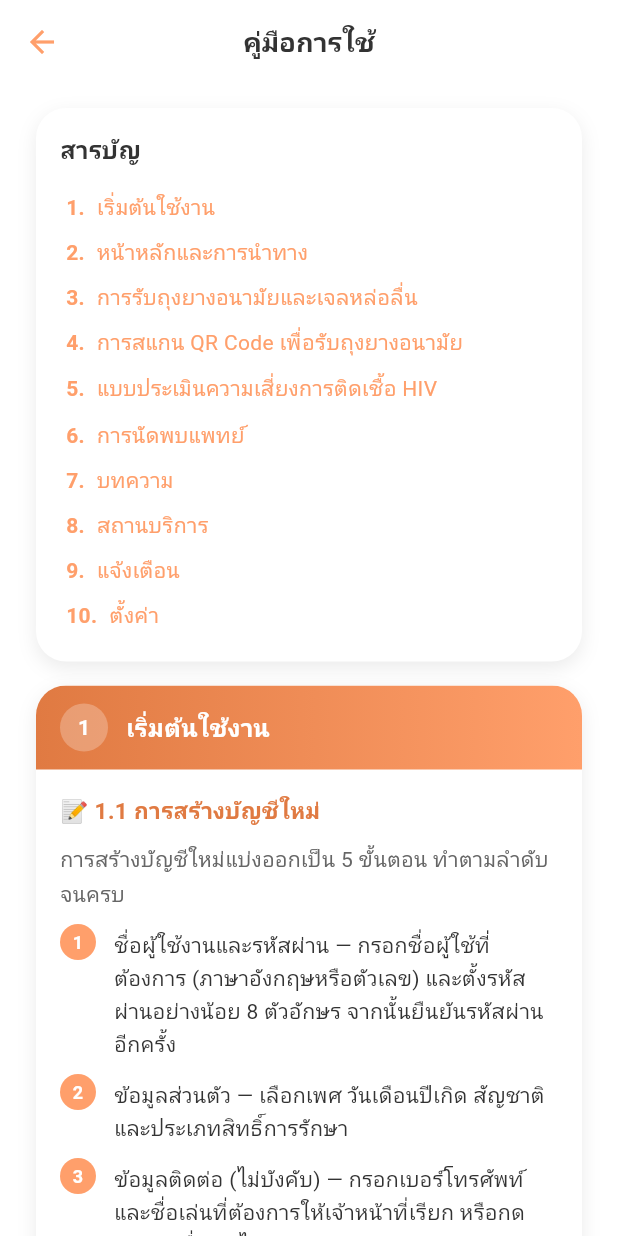
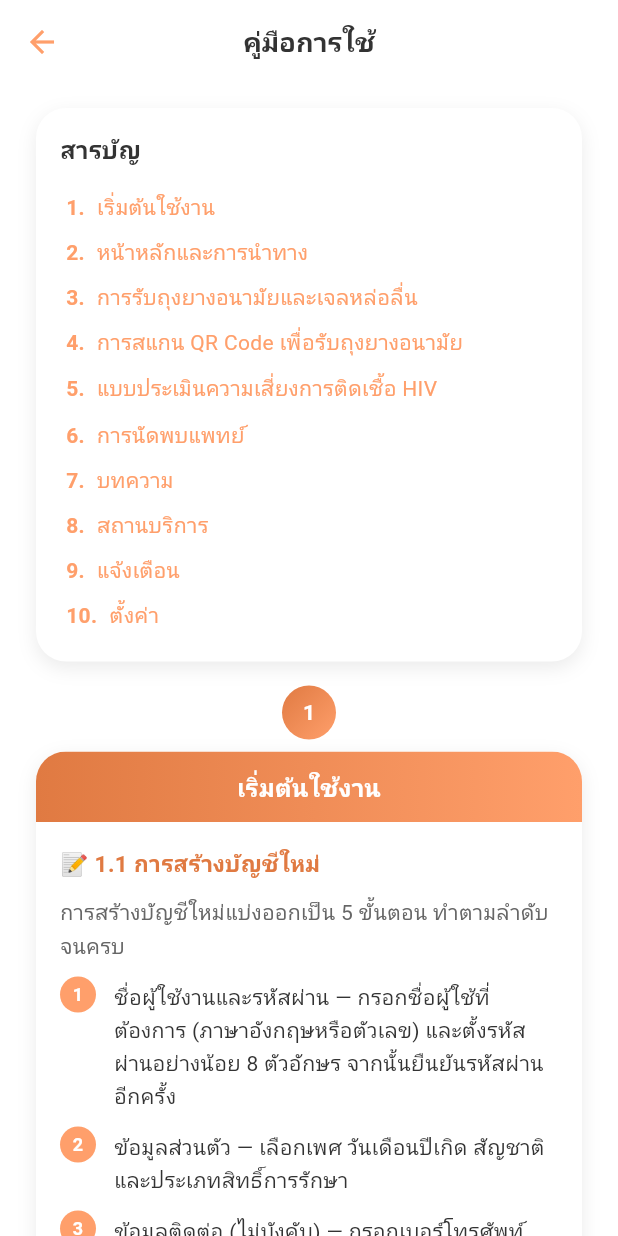
Before and after one commit to sippathamm/MyCareNK, a Flutter app: the GuidePage screen opened directly, on a phone screen of 412 x 824 dp. Run offline on Flutter 3.47's test engine with Material 3 defaults, Android fonts, the phone set to English and light mode, and no system bars; our stand-ins replace flutter_dotenv, google_fonts, image_picker, package_info_plus, supabase_flutter; missing offline and left inert: mobile_scanner; accounts and stored records are empty; network calls fail.

Commit message:
[APP] Move section number above card and center guide card header
* Redesign GuideSection: number badge (36px gradient circle) sits
  centered above each card, with 8px gap between badge and card top
* Remove number circle from inside the gradient header; header now
  shows title only, centered
* Card spacing unchanged at margin-bottom: 16 (matching other pages)
* Bump version to 0.22.0+3

Co-Authored-By: Claude Sonnet 4.6 <noreply@anthropic.com>

```diff
--- a/app/lib/features/home/presentation/widgets/guide_widgets.dart
+++ b/app/lib/features/home/presentation/widgets/guide_widgets.dart
@@ -22,6 +22,32 @@ class GuideSection extends StatelessWidget {
   Widget build(BuildContext context) {
     return Container(
       margin: const EdgeInsets.only(bottom: 16),
+      child: Column(
+        children: [
+          Container(
+            width: 36,
+            height: 36,
+            decoration: const BoxDecoration(
+              gradient: LinearGradient(
+                colors: [AppColors.primaryDark, AppColors.primary],
+                begin: Alignment.topLeft,
+                end: Alignment.bottomRight,
+              ),
+              shape: BoxShape.circle,
+            ),
+            child: Center(
+              child: Text(
+                '$number',
+                style: GoogleFonts.googleSans(
+                  color: AppColors.white,
+                  fontSize: 14,
+                  fontWeight: FontWeight.bold,
+                ),
+              ),
+            ),
+          ),
+          const SizedBox(height: 8),
+          Container(
             decoration: BoxDecoration(
               color: AppColors.white,
               borderRadius: BorderRadius.circular(20),
@@ -39,6 +65,7 @@ class GuideSection extends StatelessWidget {
                 crossAxisAlignment: CrossAxisAlignment.start,
                 children: [
                   Container(
+                    width: double.infinity,
                     padding: const EdgeInsets.symmetric(horizontal: 16, vertical: 12),
                     decoration: const BoxDecoration(
                       gradient: LinearGradient(
@@ -47,38 +74,14 @@ class GuideSection extends StatelessWidget {
                         end: Alignment.centerRight,
                       ),
                     ),
-              child: Row(
-                children: [
-                  Container(
-                    width: 32,
-                    height: 32,
-                    decoration: BoxDecoration(
-                      color: Colors.white.withValues(alpha: 0.25),
-                      shape: BoxShape.circle,
-                    ),
-                    child: Center(
-                      child: Text(
-                        '$number',
-                        style: GoogleFonts.googleSans(
-                          color: AppColors.white,
-                          fontSize: 14,
-                          fontWeight: FontWeight.bold,
-                        ),
-                      ),
-                    ),
-                  ),
-                  const SizedBox(width: 12),
-                  Expanded(
                     child: Text(
                       title,
+                      textAlign: TextAlign.center,
                       style: GoogleFonts.googleSans(
                         color: AppColors.white,
                         fontSize: 16,
                         fontWeight: FontWeight.bold,
                       ),
-                    ),
-                  ),
-                ],
                     ),
                   ),
                   Padding(
@@ -90,6 +93,9 @@ class GuideSection extends StatelessWidget {
                   ),
                 ],
               ),
+            ),
+          ),
+        ],
       ),
     );
   }
--- a/app/pubspec.yaml
+++ b/app/pubspec.yaml
@@ -16,7 +16,7 @@ publish_to: 'none' # Remove this line if you wish to publish to pub.dev
 # https://developer.apple.com/library/archive/documentation/General/Reference/InfoPlistKeyReference/Articles/CoreFoundationKeys.html
 # In Windows, build-name is used as the major, minor, and patch parts
 # of the product and file versions while build-number is used as the build suffix.
-version: 0.22.0+2
+version: 0.22.0+3
 
 environment:
   sdk: ^3.10.4
```
Lines whose indentation alone changed are shown as unchanged.
